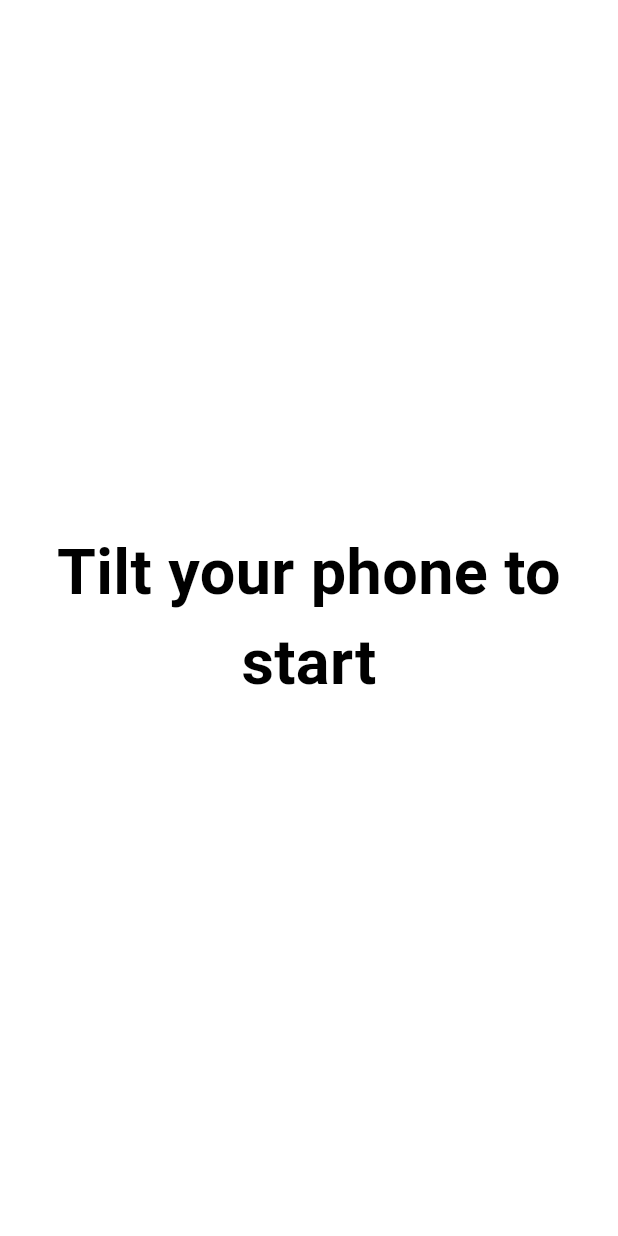
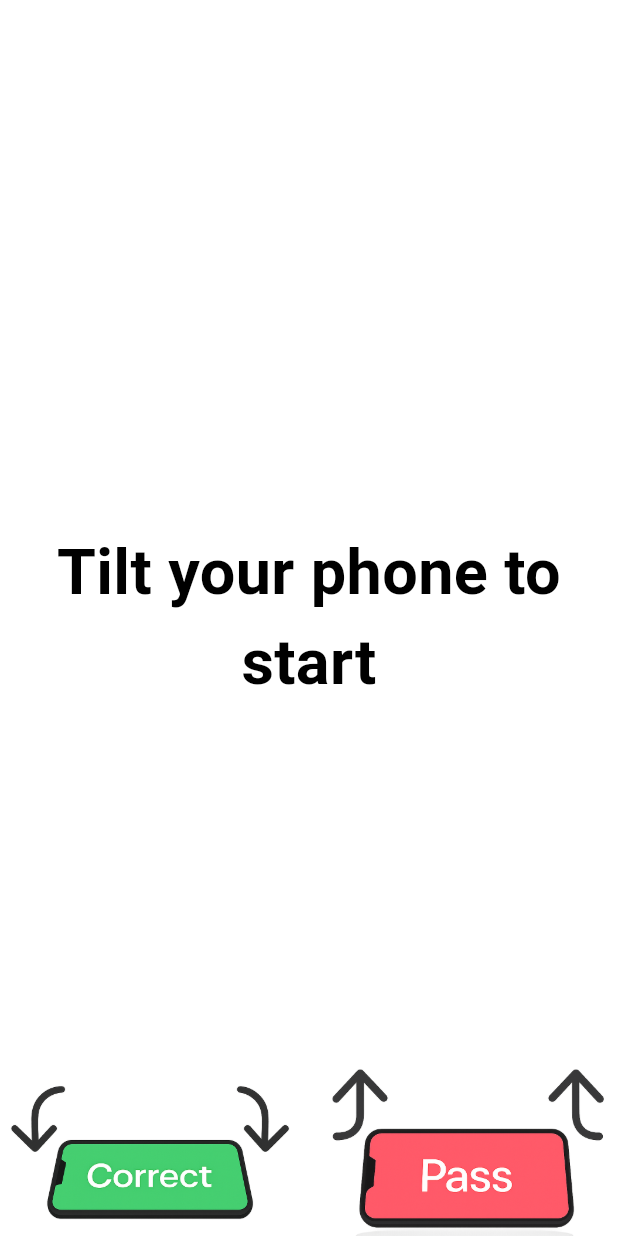
Before and after one commit to Gibbybby/charade, a Flutter app: the TiltStartOverlay widget shown alone on an empty page, opened directly, on a phone screen of 412 x 824 dp. Run offline on Flutter 3.47's test engine with Material 3 defaults, Android fonts, the phone set to English and light mode, and no system bars; our stand-ins replace sensors_plus.

Commit message:
some design changes

```diff
--- a/lib/widgets/tilt_start_overlay.dart
+++ b/lib/widgets/tilt_start_overlay.dart
@@ -1,3 +1,4 @@
+// tilt_start_overlay.dart
 import 'package:flutter/material.dart';
 
 class TiltStartOverlay extends StatelessWidget {
@@ -6,7 +7,9 @@ class TiltStartOverlay extends StatelessWidget {
   @override
   Widget build(BuildContext context) {
     return Positioned.fill(
-      child: Container(
+      child: Stack(
+        children: [
+          Container(
             color: Colors.white,
             child: const Center(
               child: Text(
@@ -20,6 +23,26 @@ class TiltStartOverlay extends StatelessWidget {
               ),
             ),
           ),
+          Positioned(
+            bottom: -50,
+            left: 0,
+            child: Image.asset(
+              'assets/tutorial/correct.png',
+              width: 200,
+              height: 200,
+            ),
+          ),
+          Positioned(
+            bottom: -50,
+            right: 0,
+            child: Image.asset(
+              'assets/tutorial/incorrect.png',
+              width: 200,
+              height: 200,
+            ),
+          ),
+        ],
+      ),
     );
   }
 }
--- a/pubspec.yaml
+++ b/pubspec.yaml
@@ -57,6 +57,8 @@ flutter:
     - assets/words/es.json
     - assets/words/hr.json
     - assets/words/zh.json
+    - assets/tutorial/incorrect.png
+    - assets/tutorial/correct.png
 
 flutter_launcher_icons:
   android: true
```
Also changed, not shown: lib/controllers/tilt_controller.dart (+23 -36 lines), assets/tutorial/correct.png (added), assets/tutorial/incorrect.png (added). Lines whose indentation alone changed are shown as unchanged.
